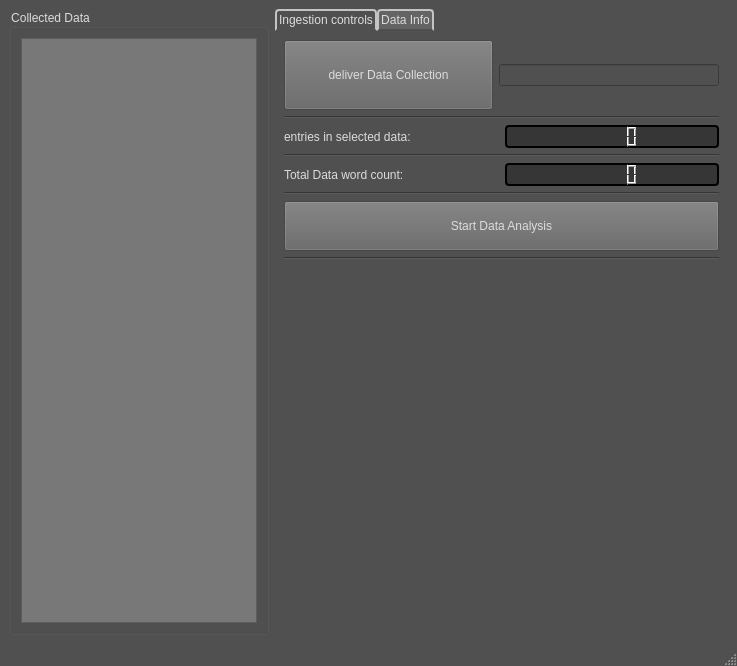
The window that venv/Benzaiten_UI/main_window.ui (michaelhmt/Benzaiten_mrk4_) describes before a commit, drawn with Qt 5.
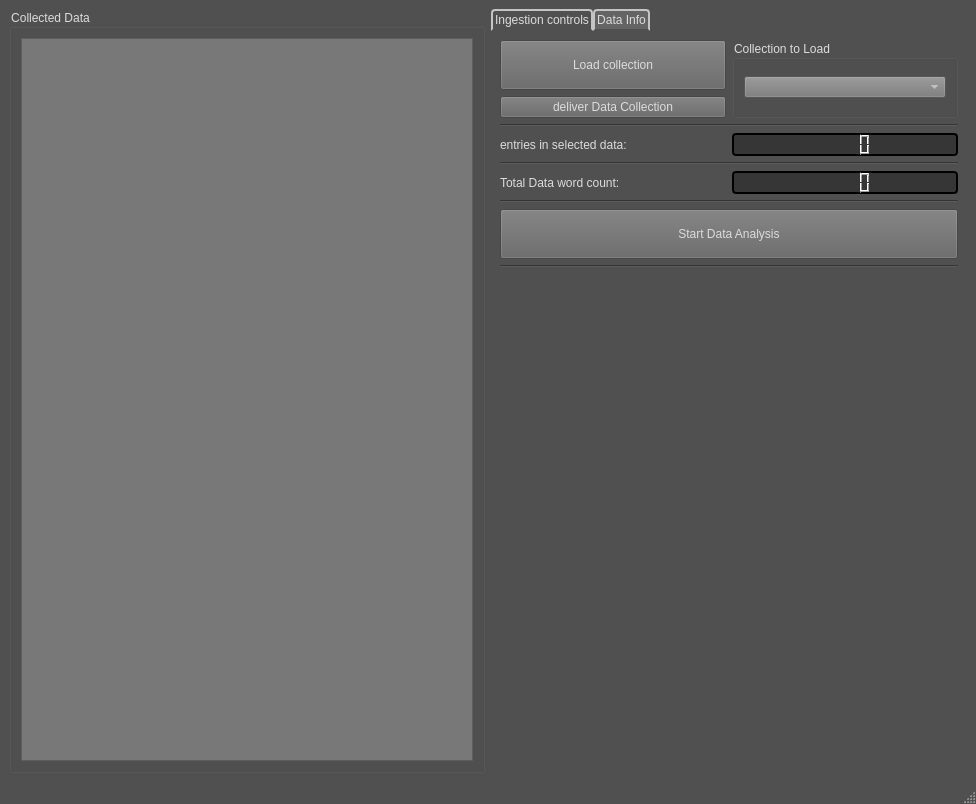
The same window after the commit.

Commit message: Fix some Bug, start Data Tools UI

What changed in the file:
```diff
--- a/venv/Benzaiten_UI/main_window.ui
+++ b/venv/Benzaiten_UI/main_window.ui
@@ -6,8 +6,8 @@
    <rect>
     <x>0</x>
     <y>0</y>
-    <width>737</width>
-    <height>666</height>
+    <width>976</width>
+    <height>804</height>
    </rect>
   </property>
   <property name="windowTitle">
@@ -404,8 +404,27 @@
              <widget class="QPushButton" name="pushButton">
               <property name="minimumSize">
                <size>
+                <width>160</width>
+                <height>50</height>
+               </size>
+              </property>
+              <property name="styleSheet">
+               <string notr="true">QPushButton{
+	color: rgb(220, 220, 220);
+	background: rgb(100, 100, 100);
+}</string>
+              </property>
+              <property name="text">
+               <string>Load collection</string>
+              </property>
+             </widget>
+            </item>
+            <item>
+             <widget class="QPushButton" name="btn_deliver_data">
+              <property name="minimumSize">
+               <size>
                 <width>0</width>
-                <height>70</height>
+                <height>20</height>
                </size>
               </property>
               <property name="styleSheet">
@@ -422,19 +441,36 @@
            </layout>
           </item>
           <item>
-           <widget class="QLineEdit" name="lineEdit">
-            <property name="minimumSize">
-             <size>
-              <width>70</width>
-              <height>0</height>
-             </size>
+           <widget class="QGroupBox" name="groupBox_3">
+            <property name="sizePolicy">
+             <sizepolicy hsizetype="Minimum" vsizetype="Minimum">
+              <horstretch>0</horstretch>
+              <verstretch>0</verstretch>
+             </sizepolicy>
             </property>
-            <property name="maximumSize">
-             <size>
-              <width>220</width>
-              <height>16777215</height>
-             </size>
+            <property name="styleSheet">
+             <string notr="true">QGroupBox{
+background-color: rgb(80, 80, 80);
+}
+QGroupBox::title{
+color: rgb(220, 220, 220)
+}</string>
             </property>
+            <property name="title">
+             <string>Collection to Load</string>
+            </property>
+            <layout class="QVBoxLayout" name="verticalLayout_7">
+             <item>
+              <widget class="QComboBox" name="cmbx_collections">
+               <property name="styleSheet">
+                <string notr="true">QComboBox{
+color: rgb(220, 220, 220);
+background: rgb(120, 120, 120)
+}</string>
+               </property>
+              </widget>
+             </item>
+            </layout>
            </widget>
           </item>
          </layout>
@@ -519,7 +555,7 @@
            </widget>
           </item>
           <item>
-           <widget class="QPushButton" name="pushButton">
+           <widget class="QPushButton" name="btn_start_analysis">
             <property name="minimumSize">
              <size>
               <width>0</width>
```
Left out of the diff: 8 changed lines with no effect on the pictures. The commit also changes 653 other files.
